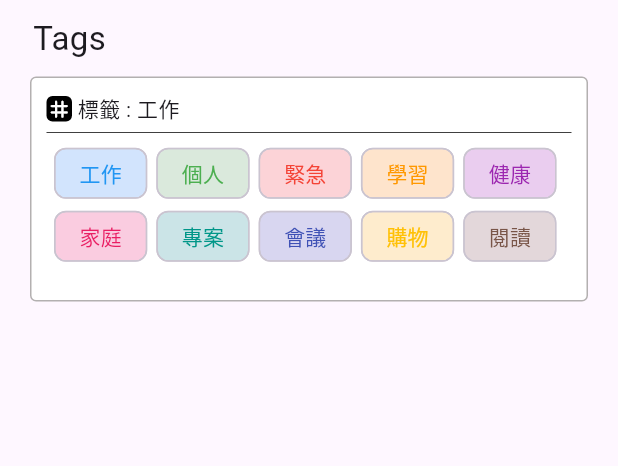
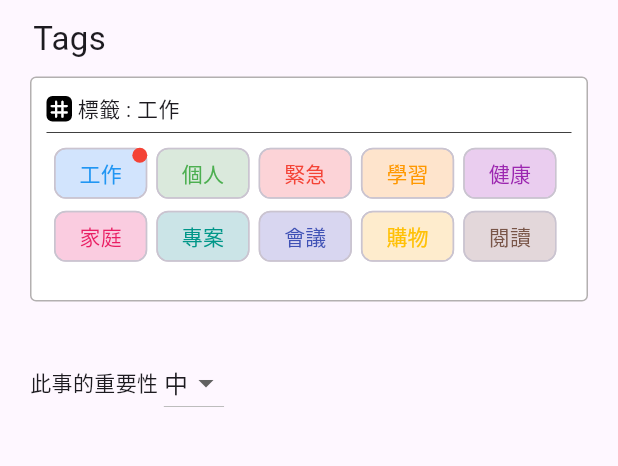
Before and after one commit to yuchiyang123/TodoList, a Flutter app: the Addpage screen opened directly, after a tap on "工作", on a phone screen of 412 x 824 dp, the part 174-640 px from its top. Run offline on Flutter 3.47's test engine with Material 3 defaults, Android fonts, the phone set to English and light mode, and no system bars; missing offline and left inert: dart:ffi.

Commit message:
create:新增tag的點擊提示以及重要性的下拉選單

```diff
--- a/lib/AddPage/AddPage.dart
+++ b/lib/AddPage/AddPage.dart
@@ -107,13 +107,32 @@ class _AddpageState extends State<Addpage> {
               ],
             ),
           ),
+          Container(
+            padding: EdgeInsets.all(10),
+            margin: EdgeInsets.only(top: 10, bottom: 10, left: 10, right: 10),
+            child: Row(
+              children: [
+                Text('此事的重要性 '),
+                DropDownListImportant(),
+              ],
+            ),
+          )
         ],
       ),
     );
   }
 }
 
-class Tag extends StatelessWidget {
+class Tag extends StatefulWidget {
+  final Function(String) onTagTap;
+
+  Tag({required this.onTagTap});
+
+  @override
+  State<Tag> createState() => _TagState();
+}
+
+class _TagState extends State<Tag> {
   final List<TagData> tags = [
     TagData(name: '工作', color: Colors.blue),
     TagData(name: '個人', color: Colors.green),
@@ -127,9 +146,12 @@ class Tag extends StatelessWidget {
     TagData(name: '閱讀', color: Colors.brown),
   ];
 
-  final Function(String) onTagTap;
-
-  Tag({required this.onTagTap});
+  void _isTap(int index) {
+    setState(() {
+      tags[index].isTap = !tags[index].isTap;
+    });
+    widget.onTagTap(tags[index].name);
+  }
 
   @override
   Widget build(BuildContext context) {
@@ -141,32 +163,81 @@ class Tag extends StatelessWidget {
         child: Wrap(
           spacing: 6,
           runSpacing: 8,
-          children: tags.map((tag) => _buildTagChip(tag)).toList(),
+          children: tags
+              .asMap()
+              .entries
+              .map((entry) => _buildTagChip(entry.key, entry.value))
+              .toList(),
         ),
       ),
     );
   }
 
-  Widget _buildTagChip(TagData tag) {
+  Widget _buildTagChip(int index, TagData tag) {
     return Container(
         constraints: BoxConstraints(maxWidth: 65),
-      child: InkWell(
-        onTap: () => onTagTap(tag.name),
+        child: Stack(
+          children: [
+            InkWell(
+              onTap: () => _isTap(index),
               child: Chip(
-          materialTapTargetSize: MaterialTapTargetSize.shrinkWrap, // 減小點擊區域
+                materialTapTargetSize:
+                    MaterialTapTargetSize.shrinkWrap, // 減小點擊區域
                 padding: EdgeInsets.symmetric(horizontal: 8, vertical: 0),
                 label: Text(tag.name),
                 backgroundColor: tag.color.withOpacity(0.2),
                 labelStyle: TextStyle(color: tag.color),
               ),
             ),
-    );
+            if (!tag.isTap)
+              Positioned(
+                  top: 0,
+                  right: 0,
+                  child: Container(
+                    width: 10,
+                    height: 10,
+                    decoration: BoxDecoration(
+                      shape: BoxShape.circle,
+                      color: Colors.red,
+                    ),
+                  ))
+          ],
+        ));
   }
 }
 
 class TagData {
   final String name;
   final Color color;
+  bool isTap;
 
-  TagData({required this.name, required this.color});
+  TagData({required this.name, required this.color, this.isTap = true});
 }
+
+class DropDownListImportant extends StatefulWidget {
+  @override
+  State<DropDownListImportant> createState() => _DropDownListImportantState();
+}
+
+class _DropDownListImportantState extends State<DropDownListImportant> {
+  String dropdowwnValue = '中'; // 預設下拉選單
+
+  @override
+  Widget build(BuildContext context) {
+    return DropdownButton<String>(
+      value: dropdowwnValue, // 帶入剛剛的預設值
+      onChanged: (String? newValue) {
+        setState(() {
+          dropdowwnValue = newValue!; // 設定setState能根據你下面選的選項進行替換
+        });
+      },
+      items:
+          <String>['高', '中', '低'].map<DropdownMenuItem<String>>((String value) {
+        return DropdownMenuItem<String>(
+          value: value,
+          child: Text(value),
+        );
+      }).toList(),
+    );
+  }
+}
```
Lines whose indentation alone changed are shown as unchanged.
